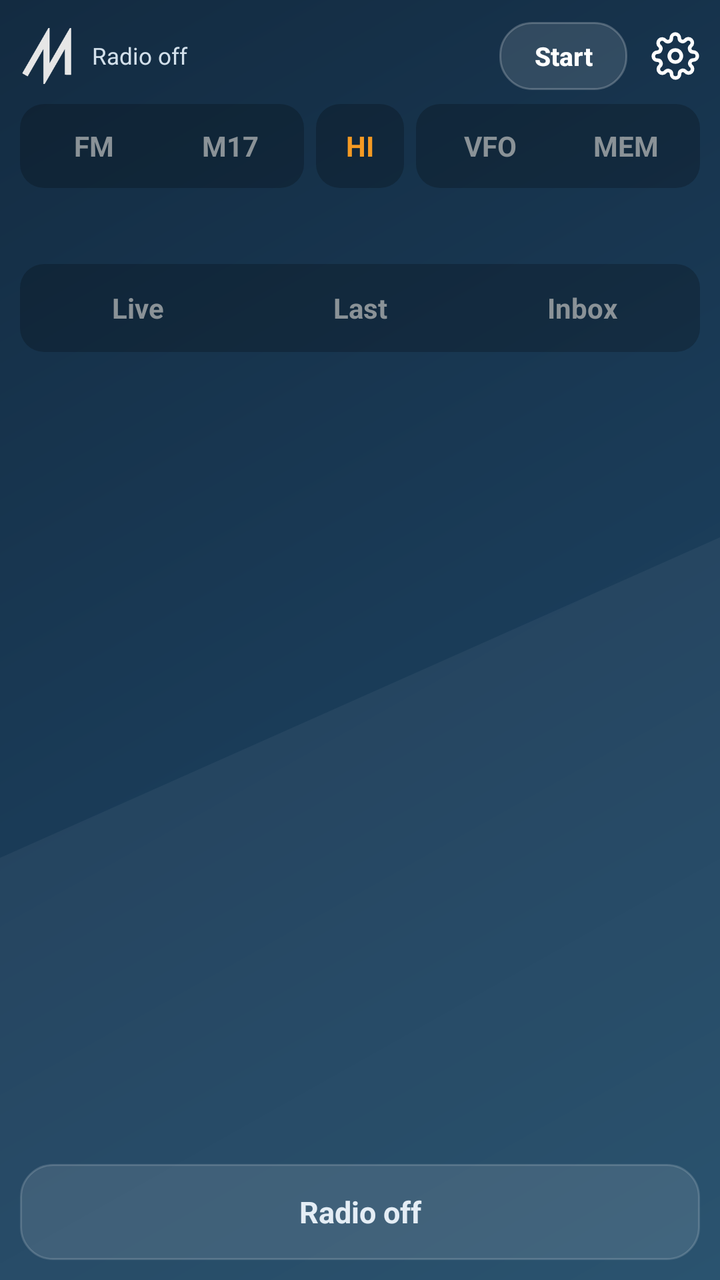
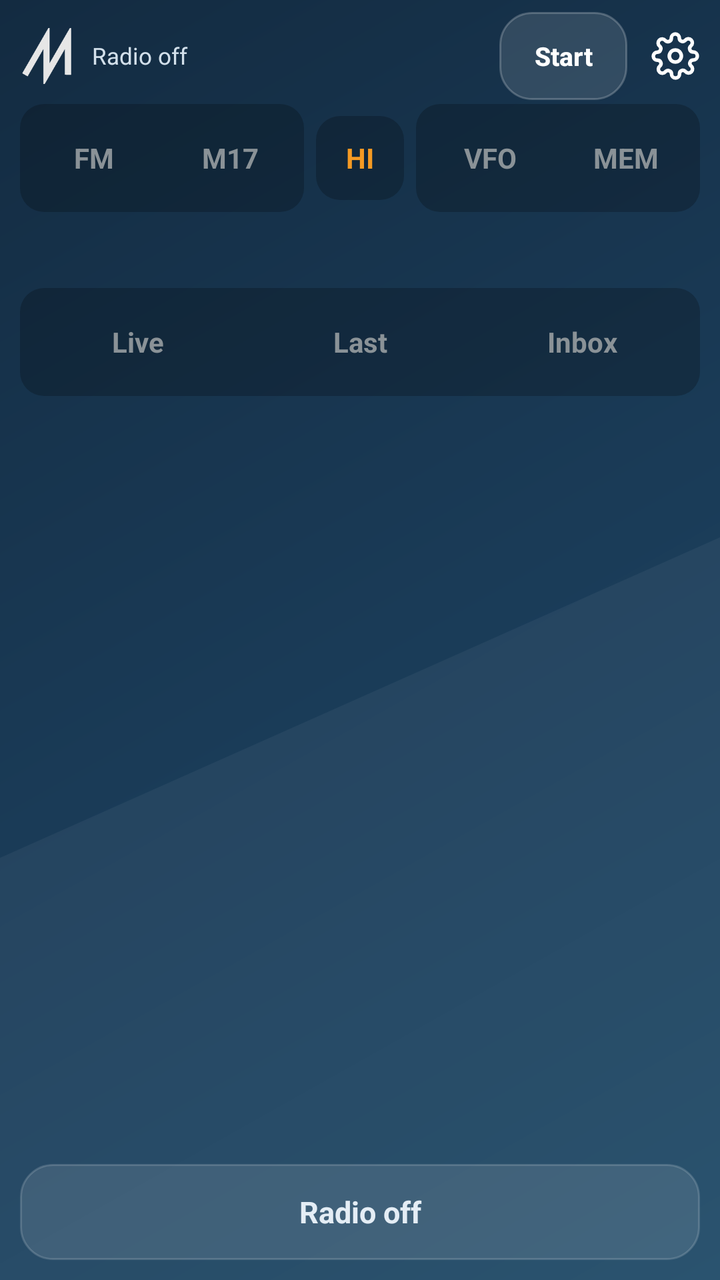

The first picture is an Android layout as it rendered before a commit; the second is the same layout after the commit. The layout source and the unified diff follow.
<!-- AndroidManifest.xml: application theme AppTheme -->
<!-- res/layout/main.xml -->
<?xml version="1.0" encoding="utf-8"?>
<LinearLayout xmlns:android="http://schemas.android.com/apk/res/android"
    android:layout_width="match_parent" android:layout_height="match_parent"
    android:orientation="vertical" android:paddingLeft="10dp" android:paddingRight="10dp" android:paddingTop="4dp">

    <LinearLayout android:id="@+id/header" android:layout_width="match_parent" android:layout_height="48dp"
        android:orientation="horizontal" android:gravity="center_vertical">
        <ImageView android:layout_width="28dp" android:layout_height="28dp" android:src="@drawable/logo" android:contentDescription="M17" />
        <TextView android:id="@+id/status" android:layout_width="0dp" android:layout_weight="1" android:layout_height="wrap_content"
            android:paddingLeft="8dp" android:textColor="@color/text3" android:textSize="11.5sp" android:maxLines="2" android:text="Radio off" />
        <Button android:id="@+id/power" android:layout_width="wrap_content" android:layout_height="34dp" android:minWidth="64dp" android:minHeight="0dp"
            android:background="@drawable/pill" android:textColor="@color/white" android:textStyle="bold" android:textAllCaps="false" android:textSize="13sp"
            android:paddingLeft="14dp" android:paddingRight="14dp" android:text="Start" />
        
        <ImageButton android:id="@+id/gear" android:layout_width="48dp" android:layout_height="48dp" android:src="@drawable/ic_gear"
            android:layout_marginRight="-12dp" android:background="@drawable/row_bg" android:contentDescription="Settings" />
    </LinearLayout>

    <View android:id="@+id/topSpace" android:layout_width="match_parent" android:layout_height="0dp" />

    <LinearLayout android:layout_width="match_parent" android:layout_height="wrap_content" android:orientation="horizontal"
        android:gravity="center_vertical" android:paddingBottom="8dp">
        <LinearLayout android:layout_width="wrap_content" android:layout_height="wrap_content" android:orientation="horizontal"
            android:background="@drawable/seg_bg" android:padding="3dp">
            <TextView android:id="@+id/modeFm" android:layout_width="wrap_content" android:layout_height="36dp" android:minWidth="68dp"
                android:gravity="center" android:textStyle="bold" android:textSize="14sp" android:text="FM" />
            <TextView android:id="@+id/modeM17" android:layout_width="wrap_content" android:layout_height="36dp" android:minWidth="68dp"
                android:gravity="center" android:textStyle="bold" android:textSize="14sp" android:text="M17" />
        </LinearLayout>
        <FrameLayout android:layout_width="0dp" android:layout_height="wrap_content" android:layout_weight="1">
            <TextView android:id="@+id/powerBtn" android:layout_width="44dp" android:layout_height="42dp" android:layout_gravity="center"
                android:background="@drawable/seg_bg" android:gravity="center" android:textStyle="bold" android:textSize="14sp"
                android:textColor="@color/orange" android:text="HI" />
        </FrameLayout>
        <LinearLayout android:layout_width="wrap_content" android:layout_height="wrap_content" android:orientation="horizontal"
            android:background="@drawable/seg_bg" android:padding="3dp">
            <TextView android:id="@+id/modeVfo" android:layout_width="wrap_content" android:layout_height="36dp" android:minWidth="68dp"
                android:gravity="center" android:textStyle="bold" android:textSize="14sp" android:text="VFO" />
            <TextView android:id="@+id/modeMem" android:layout_width="wrap_content" android:layout_height="36dp" android:minWidth="68dp"
                android:gravity="center" android:textStyle="bold" android:textSize="14sp" android:text="MEM" />
        </LinearLayout>
    </LinearLayout>

    <FrameLayout android:id="@+id/freqHolder" android:layout_width="match_parent" android:layout_height="wrap_content"
        android:background="@drawable/card" android:paddingLeft="4dp" android:paddingRight="4dp" />

    <LinearLayout android:layout_width="match_parent" android:layout_height="30dp" android:orientation="horizontal"
        android:gravity="center_vertical" android:paddingLeft="4dp">
        <View android:id="@+id/sigBar" android:layout_width="3dp" android:layout_height="14dp" />
        <TextView android:id="@+id/sigText" android:layout_width="0dp" android:layout_weight="1" android:layout_height="wrap_content"
            android:paddingLeft="8dp" android:textColor="@color/text3" android:textSize="12sp" android:singleLine="true" android:ellipsize="end" />
    </LinearLayout>

    <LinearLayout android:layout_width="match_parent" android:layout_height="wrap_content" android:orientation="horizontal"
        android:background="@drawable/seg_bg" android:padding="3dp">
        <TextView android:id="@+id/tabLive" android:layout_width="0dp" android:layout_weight="1" android:layout_height="38dp"
            android:gravity="center" android:textStyle="bold" android:textSize="14sp" android:text="Live" />
        <TextView android:id="@+id/tabHeard" android:layout_width="0dp" android:layout_weight="1" android:layout_height="38dp"
            android:gravity="center" android:textStyle="bold" android:textSize="14sp" android:text="Last" />
        <LinearLayout android:id="@+id/tabInbox" android:layout_width="0dp" android:layout_weight="1" android:layout_height="38dp"
            android:orientation="horizontal" android:gravity="center">
            <TextView android:id="@+id/tabInboxText" android:layout_width="wrap_content" android:layout_height="wrap_content"
                android:textStyle="bold" android:textSize="14sp" android:text="Inbox" />
            <TextView android:id="@+id/inboxBadge" android:layout_width="wrap_content" android:layout_height="18dp" android:minWidth="18dp"
                android:layout_marginLeft="6dp" android:background="@drawable/badge" android:gravity="center" android:paddingLeft="5dp" android:paddingRight="5dp"
                android:textColor="@color/on_orange" android:textSize="11sp" android:textStyle="bold" android:visibility="gone" />
        </LinearLayout>
    </LinearLayout>

    <FrameLayout android:layout_width="match_parent" android:layout_height="0dp" android:layout_weight="1" android:paddingTop="8dp">
        <ScrollView android:id="@+id/panelLive" android:layout_width="match_parent" android:layout_height="match_parent">
            <LinearLayout android:id="@+id/liveBox" android:layout_width="match_parent" android:layout_height="wrap_content" android:orientation="vertical" />
        </ScrollView>
        <LinearLayout android:id="@+id/panelHeard" android:layout_width="match_parent" android:layout_height="match_parent" android:orientation="vertical" android:visibility="gone">
            <ScrollView android:layout_width="match_parent" android:layout_height="0dp" android:layout_weight="1">
                <LinearLayout android:id="@+id/heardList" android:layout_width="match_parent" android:layout_height="wrap_content" android:orientation="vertical"
                    android:background="@drawable/card" />
            </ScrollView>
            <LinearLayout android:layout_width="match_parent" android:layout_height="wrap_content" android:orientation="horizontal" android:paddingTop="6dp" android:gravity="right">
                <Button android:id="@+id/heardClear" android:layout_width="wrap_content" android:layout_height="44dp" android:minWidth="88dp" android:minHeight="0dp"
                    android:background="@drawable/btn" android:textColor="@color/white" android:textStyle="bold" android:textAllCaps="false" android:text="Clear" />
            </LinearLayout>
        </LinearLayout>
        <LinearLayout android:id="@+id/panelInbox" android:layout_width="match_parent" android:layout_height="match_parent" android:orientation="vertical" android:visibility="gone">
            <ScrollView android:layout_width="match_parent" android:layout_height="0dp" android:layout_weight="1">
                <LinearLayout android:id="@+id/inboxList" android:layout_width="match_parent" android:layout_height="wrap_content" android:orientation="vertical" />
            </ScrollView>
            <LinearLayout android:layout_width="match_parent" android:layout_height="wrap_content" android:orientation="horizontal" android:paddingTop="6dp">
                <Button android:id="@+id/smsNew" android:layout_width="0dp" android:layout_weight="1" android:layout_height="44dp" android:minHeight="0dp" android:background="@drawable/btn_primary"
                    android:textColor="@color/on_orange" android:textStyle="bold" android:textAllCaps="false" android:text="New SMS" />
                <Button android:id="@+id/smsClear" android:layout_width="wrap_content" android:layout_height="44dp" android:minWidth="88dp" android:minHeight="0dp"
                    android:layout_marginLeft="8dp" android:background="@drawable/btn" android:textColor="@color/white" android:textStyle="bold"
                    android:textAllCaps="false" android:text="Clear" />
            </LinearLayout>
        </LinearLayout>
    </FrameLayout>

    <TextView android:id="@+id/txBar" android:layout_width="match_parent" android:layout_height="48dp" android:layout_marginTop="8dp"
        android:layout_marginBottom="10dp" android:gravity="center" android:textStyle="bold" android:textSize="15sp"
        android:background="@drawable/card" android:textColor="@color/text2" android:text="Radio off" />
</LinearLayout>
<!-- resources referenced by this layout -->
<resources>
  <color name="on_orange">#1B1206</color>
  <color name="orange">#F59A23</color>
  <color name="text2">#E4EDF5</color>
  <color name="text3">#D3E0EB</color>
  <color name="white">#FFFFFF</color>
  <!-- drawable badge (drawable) -->
  <?xml version="1.0" encoding="utf-8"?>
  <shape xmlns:android="http://schemas.android.com/apk/res/android"><corners android:radius="4dp" /><solid android:color="@color/orange" /></shape>
  <!-- drawable btn (drawable) -->
  <?xml version="1.0" encoding="utf-8"?>
  <selector xmlns:android="http://schemas.android.com/apk/res/android">
      <item android:state_pressed="true"><shape><corners android:radius="10dp" /><solid android:color="#40FFFFFF" /><stroke android:width="1dp" android:color="#4DFFFFFF" /></shape></item>
      <item android:state_enabled="false"><shape><corners android:radius="10dp" /><solid android:color="#0DFFFFFF" /><stroke android:width="1dp" android:color="#1AFFFFFF" /></shape></item>
      <item><shape><corners android:radius="10dp" /><solid android:color="#1AFFFFFF" /><stroke android:width="1dp" android:color="#38FFFFFF" /></shape></item>
  </selector>
  <!-- drawable btn_primary (drawable) -->
  <?xml version="1.0" encoding="utf-8"?>
  <selector xmlns:android="http://schemas.android.com/apk/res/android">
      <item android:state_pressed="true"><shape><corners android:radius="10dp" /><solid android:color="#D9831A" /></shape></item>
      <item><shape><corners android:radius="10dp" /><solid android:color="@color/orange" /></shape></item>
  </selector>
  <!-- drawable card (drawable) -->
  <?xml version="1.0" encoding="utf-8"?>
  <shape xmlns:android="http://schemas.android.com/apk/res/android">
      <corners android:radius="16dp" /><solid android:color="#1CFFFFFF" /><stroke android:width="1dp" android:color="#29FFFFFF" />
  </shape>
  <!-- drawable pill (drawable) -->
  <?xml version="1.0" encoding="utf-8"?>
  <shape xmlns:android="http://schemas.android.com/apk/res/android"><corners android:radius="16dp" /><solid android:color="#1FFFFFFF" /><stroke android:width="1dp" android:color="#38FFFFFF" /></shape>
  <!-- drawable row_bg (drawable) -->
  <?xml version="1.0" encoding="utf-8"?>
  <selector xmlns:android="http://schemas.android.com/apk/res/android">
      <item android:state_pressed="true"><color android:color="#1FFFFFFF" /></item>
      <item><color android:color="#00000000" /></item>
  </selector>
  <!-- drawable seg_bg (drawable) -->
  <?xml version="1.0" encoding="utf-8"?>
  <shape xmlns:android="http://schemas.android.com/apk/res/android"><corners android:radius="12dp" /><solid android:color="#38000000" /></shape>
  <!-- drawable bg_app (drawable) -->
  <?xml version="1.0" encoding="utf-8"?>
  <layer-list xmlns:android="http://schemas.android.com/apk/res/android">
      <item><shape><gradient android:angle="315" android:startColor="@color/bg_top" android:centerColor="@color/bg_mid" android:endColor="@color/bg_bottom" /></shape></item>
      <item android:top="380dp" android:bottom="-400dp" android:left="-300dp" android:right="-300dp">
          <rotate android:fromDegrees="-24" android:pivotX="50%" android:pivotY="50%">
              <shape><solid android:color="#0CFFFFFF" /></shape>
          </rotate>
      </item>
  </layer-list>
  <color name="bg_top">#132B41</color>
  <color name="nav_bar">#1F4A68</color>
  <style name="Dialog" parent="@android:style/Theme.DeviceDefault.Dialog.Alert">
          <item name="android:colorAccent">@color/orange</item>
          <item name="android:colorBackground">@color/bg_mid</item>
          <item name="android:textColorPrimary">@color/white</item>
          <item name="android:textColorSecondary">@color/text3</item>
      </style>
  <color name="bg_mid">#1A3B57</color>
  <color name="bg_bottom">#1F4A68</color>
  <!-- unchanged entries left out for length: 3 -->
</resources>

<!-- the commit's change to res/layout/main.xml (unified diff, before → after) -->
@@ -8,7 +8,7 @@
         <ImageView android:layout_width="28dp" android:layout_height="28dp" android:src="@drawable/logo" android:contentDescription="M17" />
         <TextView android:id="@+id/status" android:layout_width="0dp" android:layout_weight="1" android:layout_height="wrap_content"
             android:paddingLeft="8dp" android:textColor="@color/text3" android:textSize="11.5sp" android:maxLines="2" android:text="Radio off" />
-        <Button android:id="@+id/power" android:layout_width="wrap_content" android:layout_height="34dp" android:minWidth="64dp" android:minHeight="0dp"
+        <Button android:id="@+id/power" android:layout_width="wrap_content" android:layout_height="44dp" android:minWidth="64dp" android:minHeight="0dp"
             android:background="@drawable/pill" android:textColor="@color/white" android:textStyle="bold" android:textAllCaps="false" android:textSize="13sp"
             android:paddingLeft="14dp" android:paddingRight="14dp" android:text="Start" />
         
@@ -16,15 +16,13 @@
             android:layout_marginRight="-12dp" android:background="@drawable/row_bg" android:contentDescription="Settings" />
     </LinearLayout>
 
-    <View android:id="@+id/topSpace" android:layout_width="match_parent" android:layout_height="0dp" />
-
     <LinearLayout android:layout_width="match_parent" android:layout_height="wrap_content" android:orientation="horizontal"
         android:gravity="center_vertical" android:paddingBottom="8dp">
         <LinearLayout android:layout_width="wrap_content" android:layout_height="wrap_content" android:orientation="horizontal"
             android:background="@drawable/seg_bg" android:padding="3dp">
-            <TextView android:id="@+id/modeFm" android:layout_width="wrap_content" android:layout_height="36dp" android:minWidth="68dp"
+            <TextView android:id="@+id/modeFm" android:layout_width="wrap_content" android:layout_height="48dp" android:minWidth="68dp"
                 android:gravity="center" android:textStyle="bold" android:textSize="14sp" android:text="FM" />
-            <TextView android:id="@+id/modeM17" android:layout_width="wrap_content" android:layout_height="36dp" android:minWidth="68dp"
+            <TextView android:id="@+id/modeM17" android:layout_width="wrap_content" android:layout_height="48dp" android:minWidth="68dp"
                 android:gravity="center" android:textStyle="bold" android:textSize="14sp" android:text="M17" />
         </LinearLayout>
         <FrameLayout android:layout_width="0dp" android:layout_height="wrap_content" android:layout_weight="1">
@@ -34,9 +32,9 @@
         </FrameLayout>
         <LinearLayout android:layout_width="wrap_content" android:layout_height="wrap_content" android:orientation="horizontal"
             android:background="@drawable/seg_bg" android:padding="3dp">
-            <TextView android:id="@+id/modeVfo" android:layout_width="wrap_content" android:layout_height="36dp" android:minWidth="68dp"
+            <TextView android:id="@+id/modeVfo" android:layout_width="wrap_content" android:layout_height="48dp" android:minWidth="68dp"
                 android:gravity="center" android:textStyle="bold" android:textSize="14sp" android:text="VFO" />
-            <TextView android:id="@+id/modeMem" android:layout_width="wrap_content" android:layout_height="36dp" android:minWidth="68dp"
+            <TextView android:id="@+id/modeMem" android:layout_width="wrap_content" android:layout_height="48dp" android:minWidth="68dp"
                 android:gravity="center" android:textStyle="bold" android:textSize="14sp" android:text="MEM" />
         </LinearLayout>
     </LinearLayout>
@@ -53,11 +51,11 @@
 
     <LinearLayout android:layout_width="match_parent" android:layout_height="wrap_content" android:orientation="horizontal"
         android:background="@drawable/seg_bg" android:padding="3dp">
-        <TextView android:id="@+id/tabLive" android:layout_width="0dp" android:layout_weight="1" android:layout_height="38dp"
+        <TextView android:id="@+id/tabLive" android:layout_width="0dp" android:layout_weight="1" android:layout_height="48dp"
             android:gravity="center" android:textStyle="bold" android:textSize="14sp" android:text="Live" />
-        <TextView android:id="@+id/tabHeard" android:layout_width="0dp" android:layout_weight="1" android:layout_height="38dp"
+        <TextView android:id="@+id/tabHeard" android:layout_width="0dp" android:layout_weight="1" android:layout_height="48dp"
             android:gravity="center" android:textStyle="bold" android:textSize="14sp" android:text="Last" />
-        <LinearLayout android:id="@+id/tabInbox" android:layout_width="0dp" android:layout_weight="1" android:layout_height="38dp"
+        <LinearLayout android:id="@+id/tabInbox" android:layout_width="0dp" android:layout_weight="1" android:layout_height="48dp"
             android:orientation="horizontal" android:gravity="center">
             <TextView android:id="@+id/tabInboxText" android:layout_width="wrap_content" android:layout_height="wrap_content"
                 android:textStyle="bold" android:textSize="14sp" android:text="Inbox" />
<!-- resource entries referenced after the edit -->
@@ -12,7 +12,7 @@
   <?xml version="1.0" encoding="utf-8"?>
   <selector xmlns:android="http://schemas.android.com/apk/res/android">
       <item android:state_pressed="true"><shape><corners android:radius="10dp" /><solid android:color="#40FFFFFF" /><stroke android:width="1dp" android:color="#4DFFFFFF" /></shape></item>
-      <item android:state_enabled="false"><shape><corners android:radius="10dp" /><solid android:color="#0DFFFFFF" /><stroke android:width="1dp" android:color="#1AFFFFFF" /></shape></item>
+      <item android:state_enabled="false"><shape><corners android:radius="10dp" /><solid android:color="#00FFFFFF" /><stroke android:width="1dp" android:color="#1AFFFFFF" android:dashWidth="4dp" android:dashGap="3dp" /></shape></item>
       <item><shape><corners android:radius="10dp" /><solid android:color="#1AFFFFFF" /><stroke android:width="1dp" android:color="#38FFFFFF" /></shape></item>
   </selector>
   <!-- drawable btn_primary (drawable) -->
